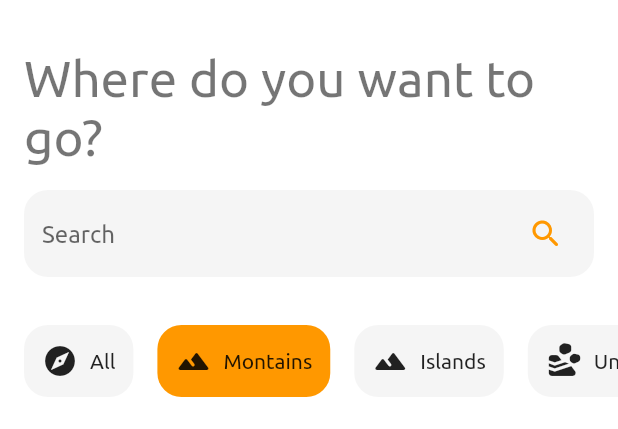
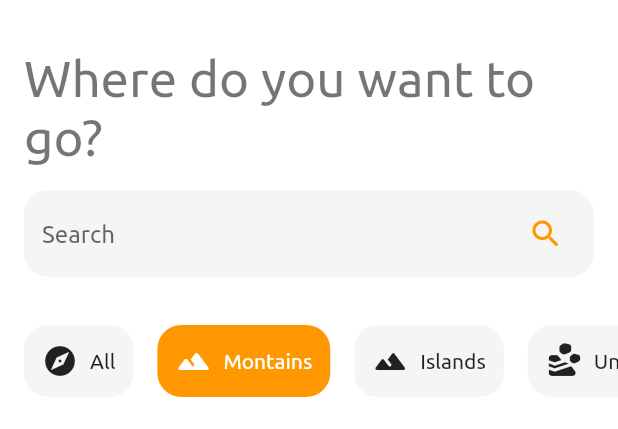
Before and after one commit to rezaageng/adventurers_guild, a Flutter app: the screen it shows after launch, after a tap on "Montains", on a phone screen of 412 x 824 dp, the part 59-488 px from its top. Run offline on Flutter 3.47's test engine with Material 2 defaults, Android fonts, the phone set to English and light mode, and no system bars.

Commit message:
style(home): :lipstick: update category colors

```diff
--- a/lib/widgets/category.dart
+++ b/lib/widgets/category.dart
@@ -1,4 +1,5 @@
 import 'package:flutter/material.dart';
+
 import '../models/destinations_model.dart';
 
 class Category extends StatelessWidget {
@@ -21,11 +22,17 @@ class Category extends StatelessWidget {
     required this.stateCategory,
   }) : super(key: key);
 
-  Color _getcolor(BuildContext context) {
+  Map<String, Color> _getcolor(BuildContext context) {
     if (stateCategory == category) {
-      return Theme.of(context).colorScheme.secondary;
+      return {
+        'bg': Theme.of(context).colorScheme.secondary,
+        'fg': Colors.white,
+      };
     } else {
-      return Theme.of(context).cardTheme.color as Color;
+      return {
+        'bg': Theme.of(context).cardTheme.color as Color,
+        'fg': Theme.of(context).textTheme.bodyMedium?.color as Color
+      };
     }
   }
 
@@ -34,7 +41,7 @@ class Category extends StatelessWidget {
     return Container(
       margin: EdgeInsets.only(left: marginLeft, right: marginRight),
       child: Material(
-        color: _getcolor(context),
+        color: _getcolor(context)['bg'],
         borderRadius: BorderRadius.circular(16),
         child: InkWell(
           enableFeedback: false,
@@ -44,9 +51,17 @@ class Category extends StatelessWidget {
             padding: const EdgeInsets.all(12),
             child: Row(
               children: [
-                Icon(icon),
+                Icon(
+                  icon,
+                  color: _getcolor(context)['fg'],
+                ),
                 const SizedBox(width: 8),
-                Text(title),
+                Text(
+                  title,
+                  style: Theme.of(context).textTheme.bodyMedium?.copyWith(
+                        color: _getcolor(context)['fg'],
+                      ),
+                ),
               ],
             ),
           ),
```
